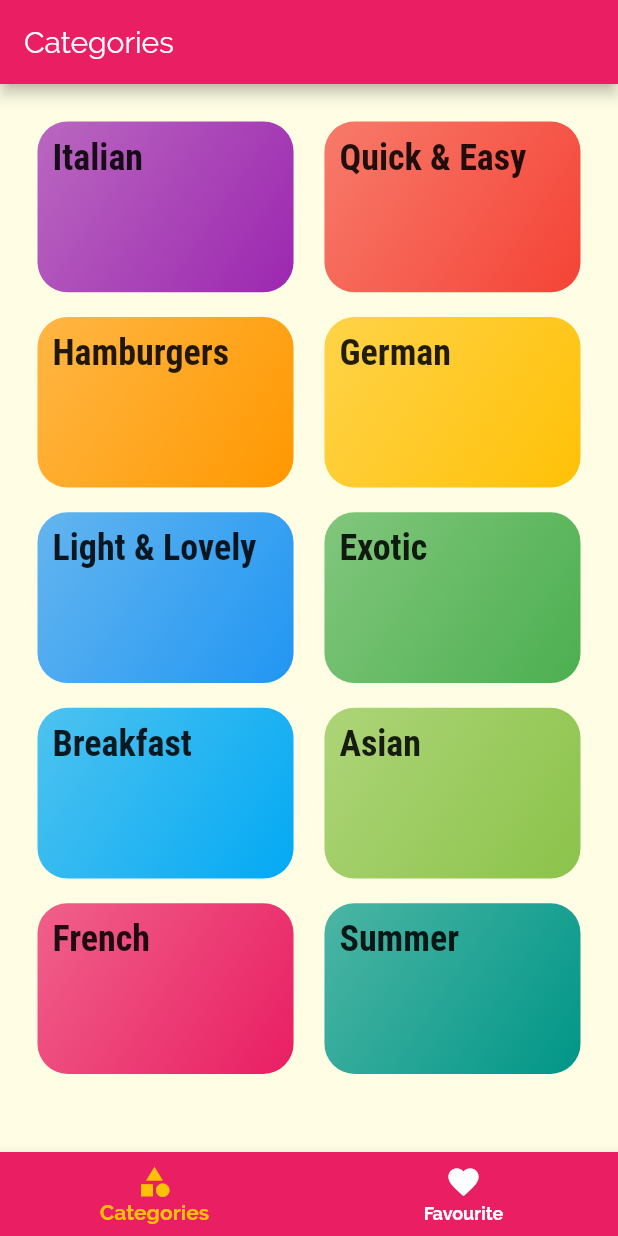
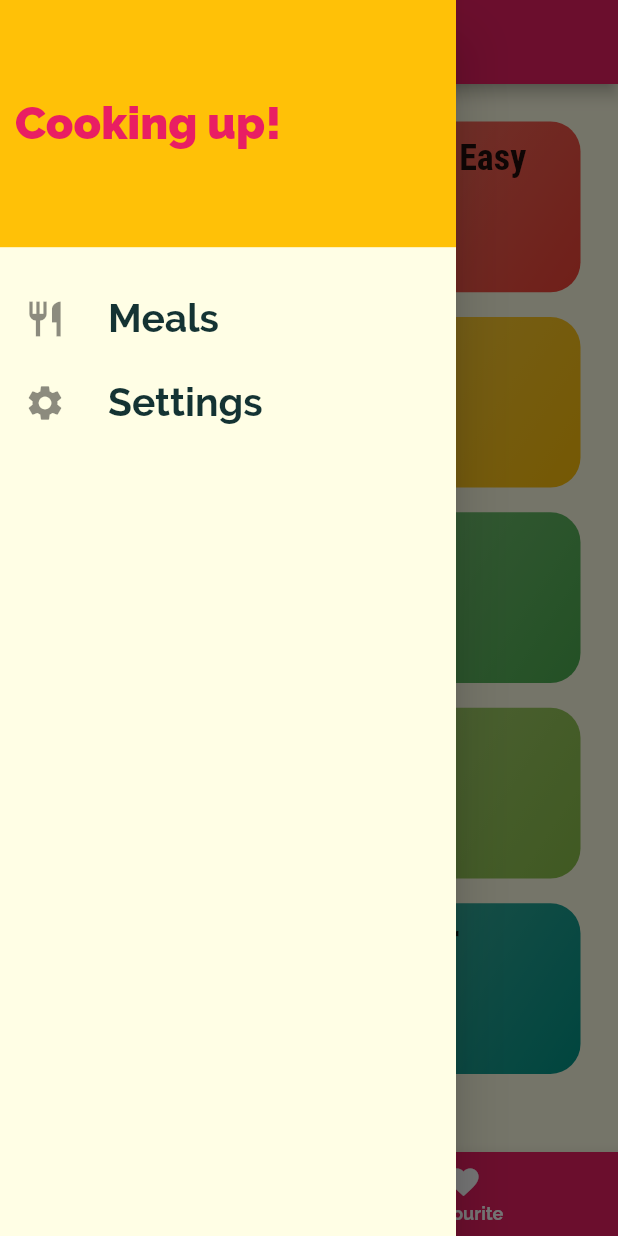
Before and after one commit to Azimdjan/flutter_course, a Flutter app: the screen it shows after launch, with the side drawer open (before the commit the screen has no drawer), on a phone screen of 412 x 824 dp. Run offline on Flutter 3.47's test engine with Material 2 defaults, Android fonts, the phone set to English and light mode, and no system bars; our stand-ins replace dio.

Commit message:
meals app was done

```diff
--- a/meals_app/lib/main.dart
+++ b/meals_app/lib/main.dart
@@ -1,7 +1,10 @@
 import 'package:flutter/material.dart';
 import 'package:flutter/painting.dart';
+import 'package:meals_app/models/meal.dart';
+import 'package:meals_app/repo/3.2%20dummy_data.dart';
 import 'package:meals_app/screens/category_meals_screen.dart';
 import 'package:meals_app/screens/category_screen.dart';
+import 'package:meals_app/screens/filters_screen.dart';
 import 'package:meals_app/screens/meal_detail_screen.dart';
 import 'package:meals_app/screens/tabs_screen.dart';
 
@@ -9,8 +12,59 @@ void main() {
   runApp(MyApp());
 }
 
-class MyApp extends StatelessWidget {
+class MyApp extends StatefulWidget {
   // This widget is the root of your application.
+  @override
+  _MyAppState createState() => _MyAppState();
+}
+
+class _MyAppState extends State<MyApp> {
+  List<Meal> filteredMeals = DUMMY_MEALS;
+  List<Meal> favouriteMeals = [];
+  Map<String, bool> _filters = {
+    'gluten': false,
+    'lactose': false,
+    'vegetarian': false,
+    'vegan': false,
+  };
+
+  void _toggleFavouriteMeal(String id) {
+    final mealIndex = favouriteMeals.indexWhere((meal) => meal.id == id);
+    if (mealIndex >= 0) {
+      setState(() {
+        favouriteMeals.removeAt(mealIndex);
+      });
+    } else {
+      setState(() {
+        favouriteMeals.add(DUMMY_MEALS.firstWhere((meal) => meal.id == id));
+      });
+    }
+  }
+
+  bool isFavourite(String id){
+    return favouriteMeals.any((element) => element.id == id);
+  }
+
+  void _setFilters(Map<String, bool> filterData) {
+    setState(() {
+      _filters = filterData;
+      filteredMeals = DUMMY_MEALS.where(
+        (meal) {
+          if (_filters['gluten'] == true && !meal.isGlutenFree)
+            return false;
+          else if (_filters['lactose'] == true && !meal.isLactoseFree)
+            return false;
+          else if (_filters['vegetarian'] == true && !meal.isVegetarian)
+            return false;
+          else if (_filters['vegan'] == true && !meal.isVegan)
+            return false;
+          else
+            return true;
+        },
+      ).toList();
+    });
+  }
+
   @override
   Widget build(BuildContext context) {
     return MaterialApp(
@@ -37,16 +91,17 @@ class MyApp extends StatelessWidget {
             ),
       ),
       routes: {
-        '/': (ctx) => TabsScreen(),
-        CategoryMealsScreen.routeName: (ctx) => CategoryMealsScreen(),
-        MealDetail.routeName: (ctx) => MealDetail(),
+        '/': (ctx) => TabsScreen(favouriteMeals),
+        CategoryMealsScreen.routeName: (ctx) =>
+            CategoryMealsScreen(filteredMeals),
+        MealDetail.routeName: (ctx) => MealDetail(isFavourite,_toggleFavouriteMeal),
+        FiltersScreen.routeName: (ctx) => FiltersScreen(_setFilters),
       },
-
-      onGenerateRoute: (settings){
+      onGenerateRoute: (settings) {
         print(settings.arguments);
       },
-      onUnknownRoute: (settings){
-        return MaterialPageRoute(builder: (_){
+      onUnknownRoute: (settings) {
+        return MaterialPageRoute(builder: (_) {
           return CategoryScreen();
         });
       },
--- a/meals_app/lib/screens/tabs_screen.dart
+++ b/meals_app/lib/screens/tabs_screen.dart
@@ -1,20 +1,22 @@
 import 'package:flutter/material.dart';
+import 'package:meals_app/models/meal.dart';
+import 'package:meals_app/widgets/main_drawer.dart';
 
 import 'category_screen.dart';
 import 'favourite_screen.dart';
 
 class TabsScreen extends StatefulWidget {
-  const TabsScreen({Key? key}) : super(key: key);
+  const TabsScreen(this.favouriteMeals);
+
+  final List<Meal> favouriteMeals;
 
   @override
   _TabsScreenState createState() => _TabsScreenState();
 }
 
 class _TabsScreenState extends State<TabsScreen> {
-  final List<Map<String, Object>> pages = [
-    {'page': CategoryScreen(), 'title': 'Categories'},
-    {'page': FavouriteScreen(), 'title': 'Favourite'},
-  ];
+  // TODO: implement widget
+  List<Map<String, Object>> pages = [];
   int _selectedPageIndex = 0;
 
   void _selectPage(int index) {
@@ -24,11 +26,21 @@ class _TabsScreenState extends State<TabsScreen> {
   }
 
   @override
+  void initState() {
+    pages = [
+      {'page': CategoryScreen(), 'title': 'Categories'},
+      {'page': FavouriteScreen(widget.favouriteMeals), 'title': 'Favourite'},
+    ];
+    super.initState();
+  }
+
+  @override
   Widget build(BuildContext context) {
     return Scaffold(
       appBar: AppBar(
         title: Text(pages[_selectedPageIndex]['title'] as String),
       ),
+      drawer: MainDrawer(),
       body: pages[_selectedPageIndex]['page'] as Widget,
       bottomNavigationBar: BottomNavigationBar(
         backgroundColor: Theme.of(context).primaryColor,
--- /dev/null
+++ b/meals_app/lib/widgets/main_drawer.dart
@@ -0,0 +1,70 @@
+import 'package:flutter/material.dart';
+import 'package:meals_app/screens/filters_screen.dart';
+
+class MainDrawer extends StatelessWidget {
+  const MainDrawer({Key? key}) : super(key: key);
+
+  void _tapHandler(BuildContext context, String routeName){
+    Navigator.pushReplacementNamed(context, routeName);
+  }
+
+  @override
+  Widget build(BuildContext context) {
+    return Drawer(
+      child: Column(
+        children: [
+          Container(
+            padding: const EdgeInsets.all(10),
+            height: MediaQuery.of(context).size.height * 0.2,
+            width: double.infinity,
+            color: Theme.of(context).accentColor,
+            child: Text(
+              "Cooking up!",
+              style: TextStyle(
+                color: Theme.of(context).primaryColor,
+                fontWeight: FontWeight.w900,
+                fontSize: 30,
+              ),
+            ),
+            alignment: Alignment.centerLeft,
+          ),
+          SizedBox(
+            height: 20,
+          ),
+          Column(
+            children: [
+              ListTile(
+                onTap: ()=>_tapHandler(context,'/'),
+                leading: Icon(
+                  Icons.restaurant,
+                  size: 28,
+                ),
+                title: Text(
+                  "Meals",
+                  style: TextStyle(
+                    fontWeight: FontWeight.bold,
+                    fontSize: 26,
+                  ),
+                ),
+              ),
+              ListTile(
+                onTap: ()=>_tapHandler(context, FiltersScreen.routeName),
+                leading: Icon(
+                  Icons.settings,
+                  size: 28,
+                ),
+                title: Text(
+                  "Settings",
+                  style: TextStyle(
+                    fontWeight: FontWeight.bold,
+                    fontSize: 26,
+                  ),
+                ),
+              ),
+            ],
+          ),
+        ],
+      ),
+    );
+  }
+}
```
Also changed, not shown: meals_app/lib/screens/category_meals_screen.dart (+42 -18 lines), meals_app/lib/screens/favourite_screen.dart (+17 -2 lines), meals_app/lib/screens/filters_screen.dart (added, +101 -0 lines), meals_app/lib/screens/meal_detail_screen.dart (+19 -4 lines), meals_app/lib/widgets/meal_item.dart (+7 -2 lines).
